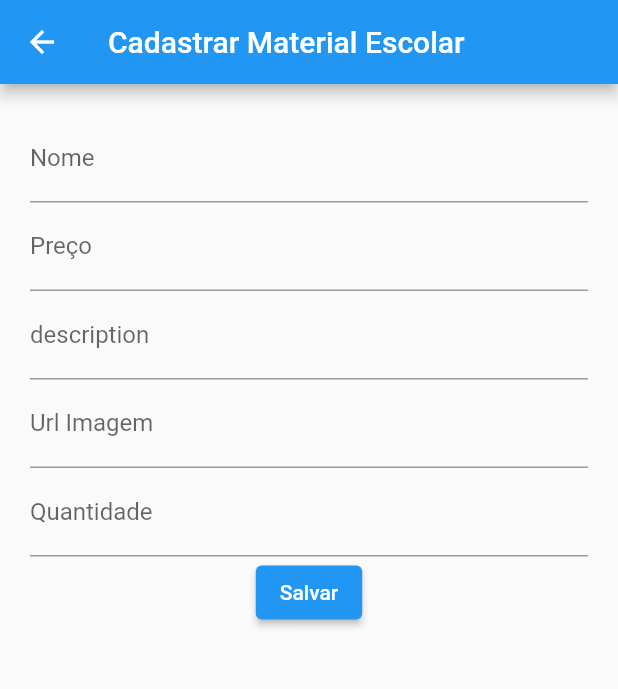
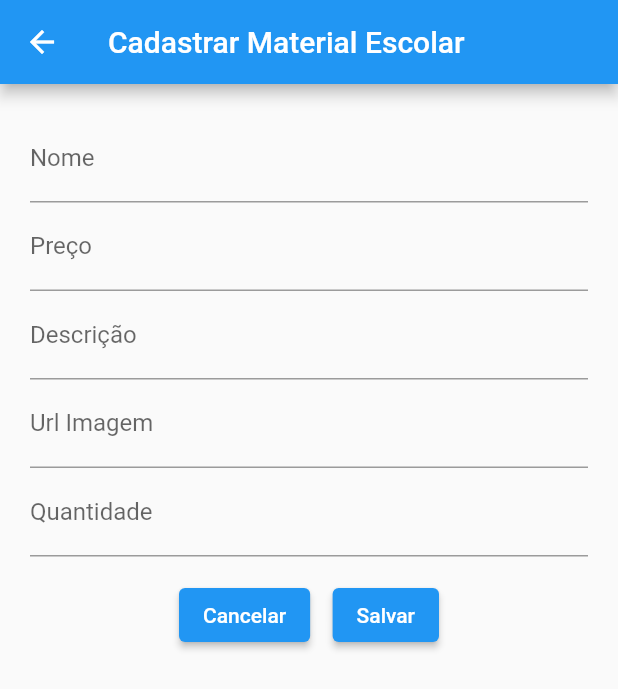
Before and after one commit to williamsoaresdelima/AcompanhamentoEstudantilFlutter, a Flutter app: the SuppliesInsertScreen screen opened directly with empty values, on a phone screen of 412 x 824 dp. Shown: the top 689 px of the screen. Run offline on Flutter 3.47's test engine with Material 2 defaults, Android fonts, the light colour scheme and no system bars; our stand-ins replace carousel_slider, location.

Commit message:
adjust labels

```diff
--- a/lib/components/supplies_editing.dart
+++ b/lib/components/supplies_editing.dart
@@ -45,7 +45,7 @@ class SuppliesEditing extends StatelessWidget {
           ),
           TextField(
             controller: _description,
-            decoration: InputDecoration(labelText: "Description"),
+            decoration: InputDecoration(labelText: "Descrição"),
           ),
           Row(
             mainAxisAlignment: MainAxisAlignment.center,
--- a/lib/screens/school_edit_screen.dart
+++ b/lib/screens/school_edit_screen.dart
@@ -142,7 +142,7 @@ class _SchoolEditScreenState extends State<SchoolEditScreen> {
                   padding: const EdgeInsets.only(right: 15),
                   child: ElevatedButton(
                       onPressed: () => {Navigator.pop(context)},
-                      child: const Text("Cancer")),
+                      child: const Text("Cancelar")),
                 ),
                 ElevatedButton(
                     onPressed: () => UpdateSchool(),
--- a/lib/screens/supplies_insert_screen.dart
+++ b/lib/screens/supplies_insert_screen.dart
@@ -65,7 +65,7 @@ class _SuppliesInsertScreenState extends State<SuppliesInsertScreen> {
             TextField(
                controller: _description,
               decoration: InputDecoration(
-                labelText: "description"
+                labelText: "Descrição"
               ),
             ),
             TextField(
@@ -81,9 +81,22 @@ class _SuppliesInsertScreenState extends State<SuppliesInsertScreen> {
                 labelText: "Quantidade"
               ),
             ),
-            ElevatedButton(
-              onPressed: () => updateSchool(school),
-              child: const Text("Salvar")
+            Padding(
+              padding: const EdgeInsets.only(top: 15.0),
+              child: Row(
+                mainAxisAlignment: MainAxisAlignment.center,
+                children: [
+                  Padding(
+                    padding: const EdgeInsets.only(right: 15),
+                    child: ElevatedButton(
+                        onPressed: () => {Navigator.pop(context)},
+                        child: const Text("Cancelar")),
+                  ),
+                  ElevatedButton(
+                      onPressed: () => updateSchool(school),
+                      child: const Text("Salvar")),
+                ],
+              ),
             )
           ],
         ),
```
Also changed, not shown: lib/screens/school_insert_screen.dart (+14 -2 lines).
